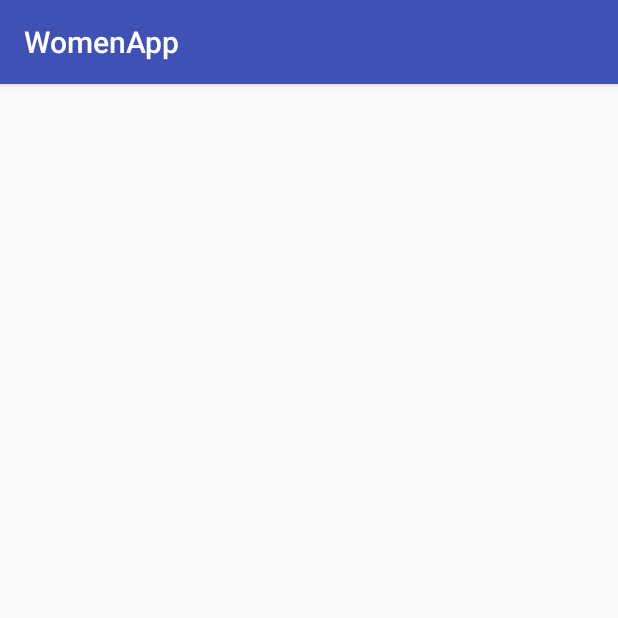
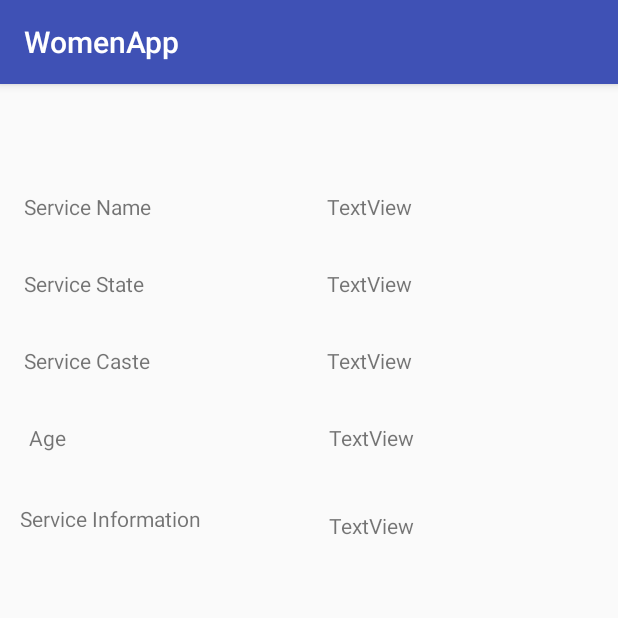
Before and after one commit to 1RomAn7/WomenApp, an Android app: the ServiceDetailsActivity screen opened directly, with no data from a screen before it, on a phone screen of 412 x 824 dp, the top half of it. Run offline under Robolectric (Android 15) with nearby library versions, the phone set to English and light mode, and no system bars; 5 statements that could not run were skipped.

Commit message:
Update : Specific selected Service Information.

```diff
--- a/app/src/main/java/com/dsmp/android/womenapp/AllServices.java
+++ b/app/src/main/java/com/dsmp/android/womenapp/AllServices.java
@@ -1,6 +1,7 @@
 package com.dsmp.android.womenapp;
 
 import android.content.Intent;
+import android.os.Parcelable;
 import android.support.v7.app.AppCompatActivity;
 import android.os.Bundle;
 import android.view.View;
@@ -19,7 +20,8 @@ import java.util.List;
 
 public class AllServices extends AppCompatActivity implements  AdapterView.OnItemClickListener {
 
-    public static final String serviceName="com.dsmp.android.womenapp.serviceName";
+
+    Service service;
     List<Service> serviceList;
 
     List<String> serviceNameList;
@@ -54,7 +56,7 @@ public class AllServices extends AppCompatActivity implements  AdapterView.OnIte
                 for (DataSnapshot postSnapShot : dataSnapshot.getChildren()) {
 
 
-                     Service service = postSnapShot.getValue(Service.class);
+                     service = postSnapShot.getValue(Service.class);
                    // String service = postSnapShot.getValue(String.class);
                     serviceList.add(service);
                     serviceNameList.add(service.getServiceName());
@@ -91,7 +93,7 @@ public class AllServices extends AppCompatActivity implements  AdapterView.OnIte
     public void onItemClick(AdapterView<?> adapterView, View view, int i, long l) {
 
         Intent intent =new Intent(this,ServiceDetailsActivity.class);
-        intent.putExtra(serviceName, String.valueOf(serviceNameList));
+        intent.putExtra(ServiceDetailsActivity.serviceName, service);
         startActivity(intent);
 
     }
--- a/app/src/main/java/com/dsmp/android/womenapp/Service.java
+++ b/app/src/main/java/com/dsmp/android/womenapp/Service.java
@@ -34,6 +34,7 @@ public class Service implements Parcelable {
 
     private Service(Parcel in){
 
+        id=in.readString();
         serviceName=in.readString();
         serviceState=in.readString();
         serviceInfo=in.readString();
@@ -112,6 +113,7 @@ public class Service implements Parcelable {
     @Override
     public void writeToParcel(Parcel parcel, int i) {
 
+            parcel.writeString(id);
             parcel.writeString(serviceName);
             parcel.writeString(serviceCaste);
             parcel.writeString(serviceMaxAge);
--- a/app/src/main/java/com/dsmp/android/womenapp/ServiceDetailsActivity.java
+++ b/app/src/main/java/com/dsmp/android/womenapp/ServiceDetailsActivity.java
@@ -1,13 +1,41 @@
 package com.dsmp.android.womenapp;
 
+import android.content.Intent;
 import android.support.v7.app.AppCompatActivity;
 import android.os.Bundle;
+import android.widget.TextView;
 
 public class ServiceDetailsActivity extends AppCompatActivity {
+
+    TextView txtServiceName,txtServiceCaste,txtServiceState,txtServiceAge,txtServiceInformation;
+    TextView nameResult,stateResult,casteResult,ageResult,informationResult;
+
+    public static final String serviceName="com.dsmp.android.womenapp.serviceName";
 
     @Override
     protected void onCreate(Bundle savedInstanceState) {
         super.onCreate(savedInstanceState);
         setContentView(R.layout.activity_service_details);
+
+
+        nameResult=findViewById(R.id.nameResult);
+        stateResult=findViewById(R.id.stateResult);
+        casteResult=findViewById(R.id.casteResult);
+        ageResult=findViewById(R.id.ageResult);
+        informationResult=findViewById(R.id.informationResult);
+
+
+        Intent intent=getIntent();
+        Service service=intent.getParcelableExtra(serviceName);
+
+        nameResult.setText(service.getServiceName());
+        stateResult.setText(service.getServiceState());
+        casteResult.setText(service.getServiceCaste());
+        ageResult.setText(service.getServiceMaxAge());
+        informationResult.setText(service.getServiceInfo());
+
+
     }
+
+
 }
--- a/app/src/main/res/layout/activity_service_details.xml
+++ b/app/src/main/res/layout/activity_service_details.xml
@@ -6,4 +6,125 @@
     android:layout_height="match_parent"
     tools:context="com.dsmp.android.womenapp.ServiceDetailsActivity">
 
+    <TextView
+        android:id="@+id/txtserviceName"
+        android:layout_width="wrap_content"
+        android:layout_height="wrap_content"
+        android:layout_marginStart="16dp"
+        android:layout_marginTop="72dp"
+        android:text="Service Name"
+        app:layout_constraintStart_toStartOf="parent"
+        app:layout_constraintTop_toTopOf="parent" />
+
+    <TextView
+        android:id="@+id/txtServiceState"
+        android:layout_width="wrap_content"
+        android:layout_height="wrap_content"
+        android:layout_marginStart="16dp"
+        android:layout_marginTop="32dp"
+        android:text="Service State"
+        app:layout_constraintStart_toStartOf="parent"
+        app:layout_constraintTop_toBottomOf="@+id/txtserviceName" />
+
+    <TextView
+        android:id="@+id/nameResult"
+        android:layout_width="wrap_content"
+        android:layout_height="wrap_content"
+        android:layout_marginEnd="8dp"
+        android:layout_marginStart="8dp"
+        android:layout_marginTop="72dp"
+        android:text="TextView"
+        app:layout_constraintEnd_toEndOf="parent"
+        app:layout_constraintHorizontal_bias="0.457"
+        app:layout_constraintStart_toEndOf="@+id/txtserviceName"
+        app:layout_constraintTop_toTopOf="parent" />
+
+    <TextView
+        android:id="@+id/stateResult"
+        android:layout_width="wrap_content"
+        android:layout_height="wrap_content"
+        android:layout_marginEnd="8dp"
+        android:layout_marginStart="8dp"
+        android:layout_marginTop="32dp"
+        android:text="TextView"
+        app:layout_constraintEnd_toEndOf="parent"
+        app:layout_constraintHorizontal_bias="0.466"
+        app:layout_constraintStart_toEndOf="@+id/txtServiceState"
+        app:layout_constraintTop_toBottomOf="@+id/nameResult" />
+
+    <TextView
+        android:id="@+id/txtServiceCaste"
+        android:layout_width="wrap_content"
+        android:layout_height="wrap_content"
+        android:layout_marginStart="16dp"
+        android:layout_marginTop="32dp"
+        android:text="Service Caste"
+        app:layout_constraintStart_toStartOf="parent"
+        app:layout_constraintTop_toBottomOf="@+id/txtServiceState" />
+
+    <TextView
+        android:id="@+id/casteResult"
+        android:layout_width="wrap_content"
+        android:layout_height="0dp"
+        android:layout_marginEnd="8dp"
+        android:layout_marginStart="8dp"
+        android:layout_marginTop="32dp"
+        android:text="TextView"
+        app:layout_constraintEnd_toEndOf="parent"
+        app:layout_constraintHorizontal_bias="0.459"
+        app:layout_constraintStart_toEndOf="@+id/txtServiceCaste"
+        app:layout_constraintTop_toBottomOf="@+id/stateResult" />
+
+    <TextView
+        android:id="@+id/txtAge"
+        android:layout_width="wrap_content"
+        android:layout_height="0dp"
+        android:layout_marginEnd="8dp"
+        android:layout_marginStart="8dp"
+        android:layout_marginTop="32dp"
+        android:text="Age"
+        app:layout_constraintEnd_toStartOf="@+id/ageResult"
+        app:layout_constraintHorizontal_bias="0.062"
+        app:layout_constraintStart_toStartOf="parent"
+        app:layout_constraintTop_toBottomOf="@+id/txtServiceCaste" />
+
+    <TextView
+        android:id="@+id/ageResult"
+        android:layout_width="wrap_content"
+        android:layout_height="wrap_content"
+        android:layout_marginEnd="136dp"
+        android:layout_marginTop="32dp"
+        android:text="TextView"
+        app:layout_constraintEnd_toEndOf="parent"
+        app:layout_constraintTop_toBottomOf="@+id/casteResult" />
+
+    <TextView
+        android:id="@+id/txtServiceInformation"
+        android:layout_width="wrap_content"
+        android:layout_height="15dp"
+        android:layout_marginBottom="8dp"
+        android:layout_marginEnd="8dp"
+        android:layout_marginStart="8dp"
+        android:layout_marginTop="32dp"
+        android:text="Service Information"
+        app:layout_constraintBottom_toBottomOf="parent"
+        app:layout_constraintEnd_toStartOf="@+id/informationResult"
+        app:layout_constraintHorizontal_bias="0.062"
+        app:layout_constraintStart_toStartOf="parent"
+        app:layout_constraintTop_toBottomOf="@+id/txtAge"
+        app:layout_constraintVertical_bias="0.006" />
+
+    <TextView
+        android:id="@+id/informationResult"
+        android:layout_width="wrap_content"
+        android:layout_height="19dp"
+        android:layout_marginBottom="8dp"
+        android:layout_marginEnd="136dp"
+        android:layout_marginTop="32dp"
+        android:text="TextView"
+        app:layout_constraintBottom_toBottomOf="parent"
+        app:layout_constraintEnd_toEndOf="parent"
+        app:layout_constraintTop_toBottomOf="@+id/ageResult"
+        app:layout_constraintVertical_bias="0.016" />
+
 </android.support.constraint.ConstraintLayout>
```
